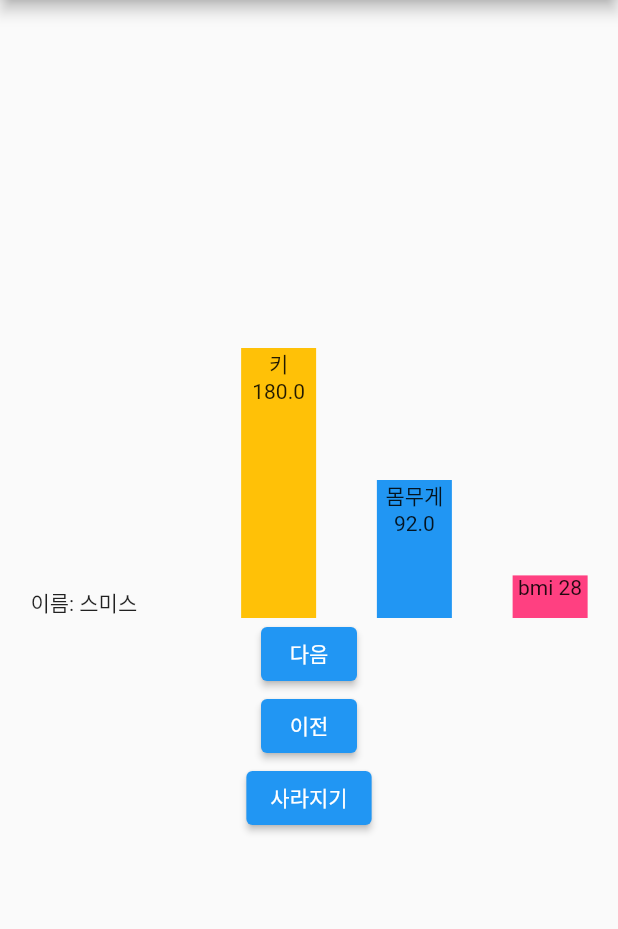
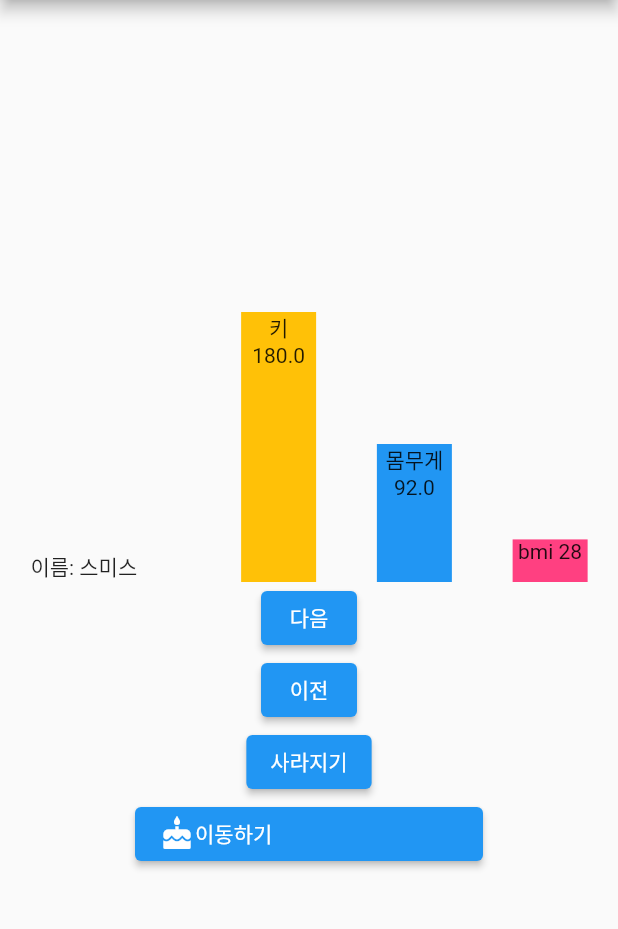
Before and after one commit to minwoo129/FlutterExcercise, a Flutter app: the screen it shows after launch, on a phone screen of 412 x 824 dp, the part 84-1013 px from its top. Run offline on Flutter 3.47's test engine with Material 2 defaults, Android fonts, the phone set to English and light mode, and no system bars; our stand-ins replace dio, shared_preferences, sqflite; accounts and stored records are empty.

Commit message:
animation_ex: 페이지 이동 에니메이션

```diff
--- a/flutter_animation_ex/lib/main.dart
+++ b/flutter_animation_ex/lib/main.dart
@@ -1,5 +1,6 @@
 import 'package:flutter/material.dart';
 import 'people.dart';
+import 'second_page.dart';
 
 void main() {
   runApp(MyApp());
@@ -132,6 +133,20 @@ class _AnimationApp extends State<AnimationApp> {
                 },
                 child: Text('사라지기'),
               ),
+              ElevatedButton(
+                onPressed: () {
+                  Navigator.of(context).push(MaterialPageRoute(builder: (context) => SecondPage()));
+                },
+                child: SizedBox(
+                  width: 200,
+                  child: Row(
+                    children: <Widget>[
+                      Hero(tag: 'detail', child: Icon(Icons.cake)),
+                      Text('이동하기')
+                    ],
+                  ),
+                ),
+              ),
             ],
             mainAxisAlignment: MainAxisAlignment.center,
           ),
```
Also changed, not shown: flutter_animation_ex/lib/second_page.dart (added, +25 -0 lines).
